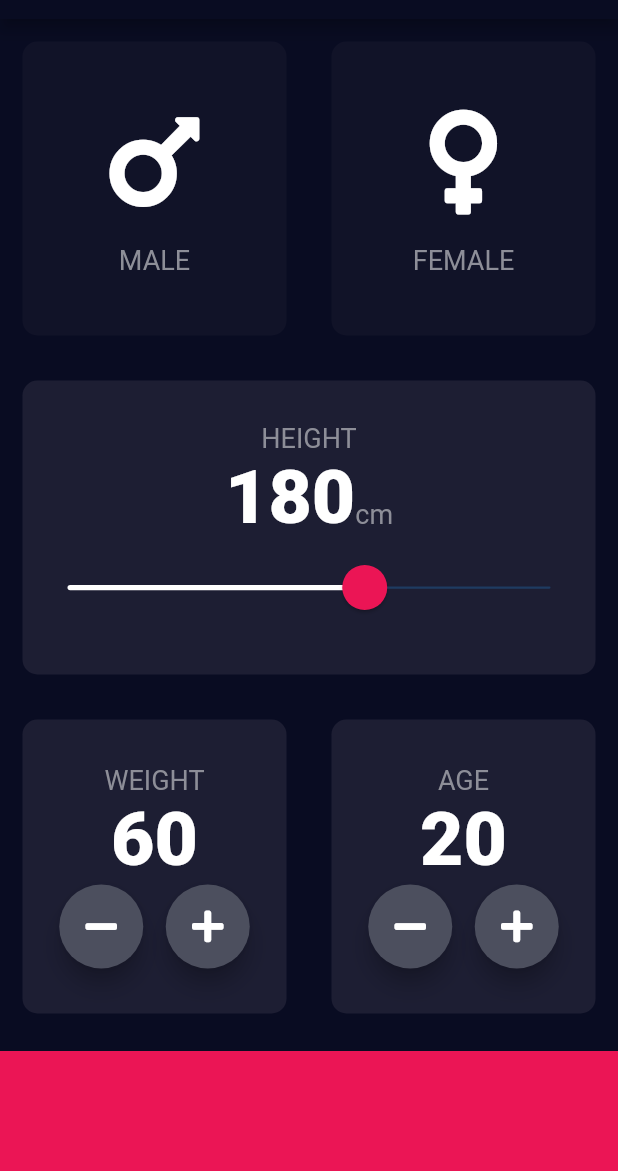
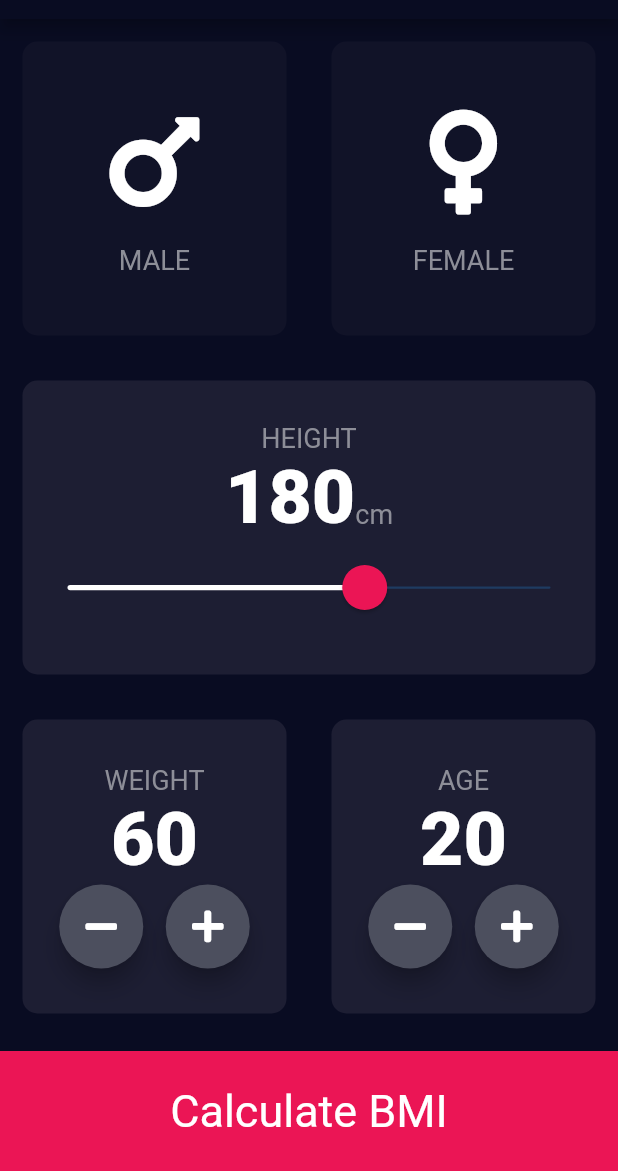
Before and after one commit to Jishnu075/bmi_calc, a Flutter app: the screen it shows after launch, on a phone screen of 412 x 824 dp, the part 65-1236 px from its top. Run offline on Flutter 3.47's test engine with Material 2 defaults, Android fonts, the phone set to English and light mode, and no system bars; our stand-ins replace font_awesome_flutter.

Commit message:
bottom container customization

```diff
--- a/lib/input_page.dart
+++ b/lib/input_page.dart
@@ -221,10 +221,17 @@ class _InputPageState extends State<InputPage> {
             ),
           ),
           Container(
+            alignment: AlignmentDirectional.center,
             margin: EdgeInsets.only(top: 10.0),
             color: kBottomContainerColor,
             height: 80.0,
             width: double.infinity,
+            child: Text(
+              'Calculate BMI',
+              style: TextStyle(
+                fontSize: 30.0,
+              ),
+            ),
           ),
         ],
       ),
```
